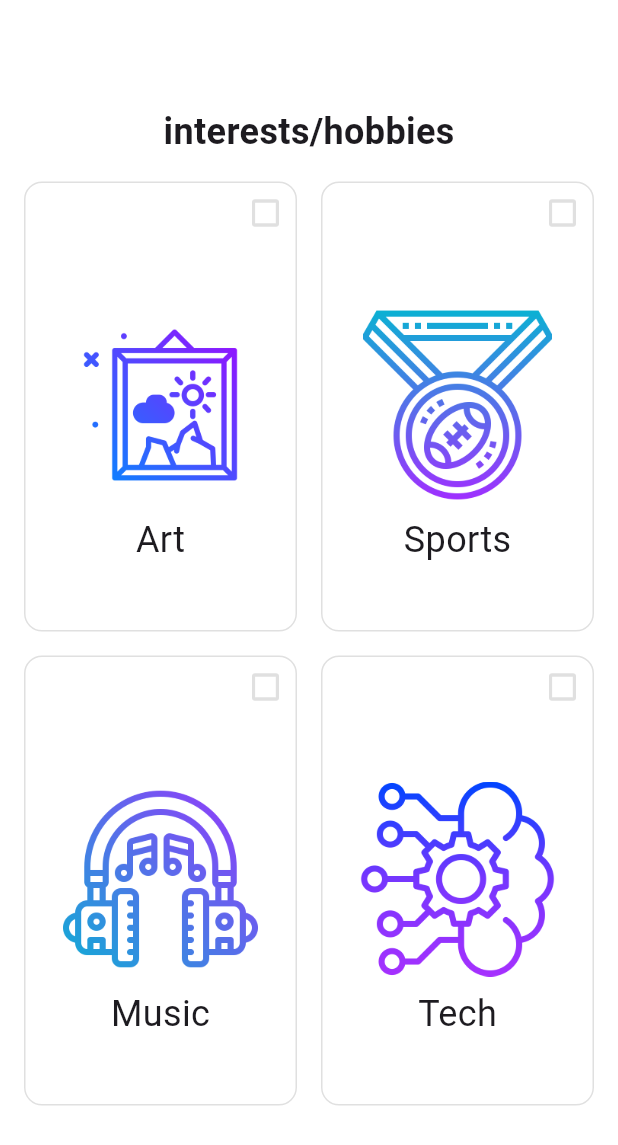
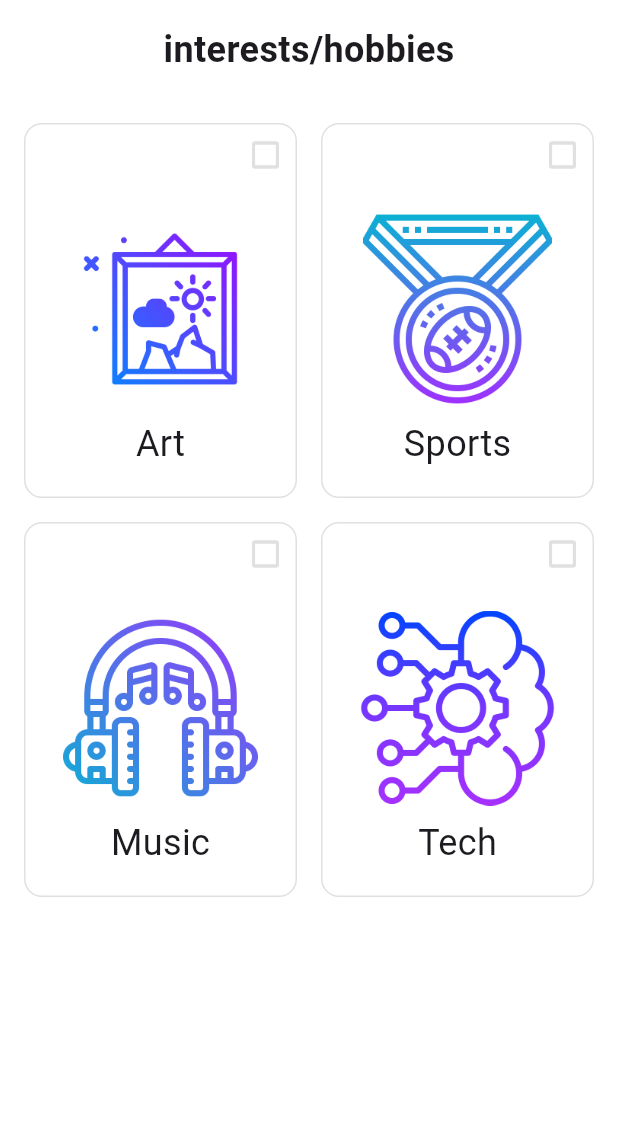
Before and after one commit to Yahia-Shwky-Sief/ai_recommend_gift, a Flutter app: the CustomCheckboxPage widget shown alone on an empty page, opened directly, on a phone screen of 412 x 824 dp. Shown: the top 1145 px of the screen. Run offline on Flutter 3.47's test engine with Material 3 defaults, Android fonts, the phone set to English and light mode, and no system bars; our stand-ins replace dio, flutter_bloc, shared_preferences; accounts and stored records are empty.

Commit message:
fix: Correct image asset names and improve layout in gift form; enhance results display and add navigation button

```diff
--- a/app/lib/feature/gift_form/presention/widgets/custom_checkbox_page.dart
+++ b/app/lib/feature/gift_form/presention/widgets/custom_checkbox_page.dart
@@ -21,25 +21,27 @@ class CustomCheckboxPage extends StatelessWidget {
       child: BlocBuilder<MultiSelectCubit, List<bool>>(
         builder: (context, selectedList) {
           final cubit = context.read<MultiSelectCubit>();
-          // Initialize selectedList based on optionSelectedValues
-          return SizedBox(
+          return SingleChildScrollView(
+            child: SizedBox(
               width: MediaQuery.of(context).size.width,
-            height: double.infinity,
+              height: options.length / 2 * 300 + 200,
               child: Column(
-              mainAxisAlignment: MainAxisAlignment.center,
                 children: [
+                  SizedBox(height: 16),
                   Text(
                     title,
                     style: TextStyle(fontSize: 24, fontWeight: FontWeight.bold),
                   ),
+                  SizedBox(height: 16),
                   SizedBox(
                     width: options.length * 200 + 32,
                     child: GridView.builder(
                       shrinkWrap: true,
                       padding: EdgeInsets.all(16),
                       itemCount: options.length,
+                      physics: const NeverScrollableScrollPhysics(),
                       itemBuilder: (context, index) {
-                      final isSelected = selectedList[index];
+                        bool isSelected = selectedList[index];
                         return GestureDetector(
                           onTap: () {
                             cubit.toggleOption(index);
@@ -60,8 +62,8 @@ class CustomCheckboxPage extends StatelessWidget {
                         );
                       },
                       gridDelegate: SliverGridDelegateWithMaxCrossAxisExtent(
-                      maxCrossAxisExtent: 300,
-                      mainAxisExtent: 300,
+                        maxCrossAxisExtent: 200,
+                        mainAxisExtent: 250,
                         childAspectRatio: 1,
                         crossAxisSpacing: 16,
                         mainAxisSpacing: 16,
@@ -70,6 +72,7 @@ class CustomCheckboxPage extends StatelessWidget {
                   ),
                 ],
               ),
+            ),
           );
         },
       ),
--- a/app/lib/feature/gift_form/presention/widgets/custom_radio_page.dart
+++ b/app/lib/feature/gift_form/presention/widgets/custom_radio_page.dart
@@ -42,7 +42,6 @@ class CustomRadioPage extends StatelessWidget {
                       itemCount: options.length,
                       physics: const NeverScrollableScrollPhysics(),
                       itemBuilder: (context, index) {
-                        print(selectedIndex);
                         bool isSelected = selectedIndex == index;
                         return GestureDetector(
                           onTap: () {
```
Also changed, not shown: app/lib/feature/gift_form/presention/gift_form.dart (+4 -4 lines), app/lib/feature/results/presention/results.dart (+85 -16 lines), 1 other file. Lines whose indentation alone changed are shown as unchanged.
